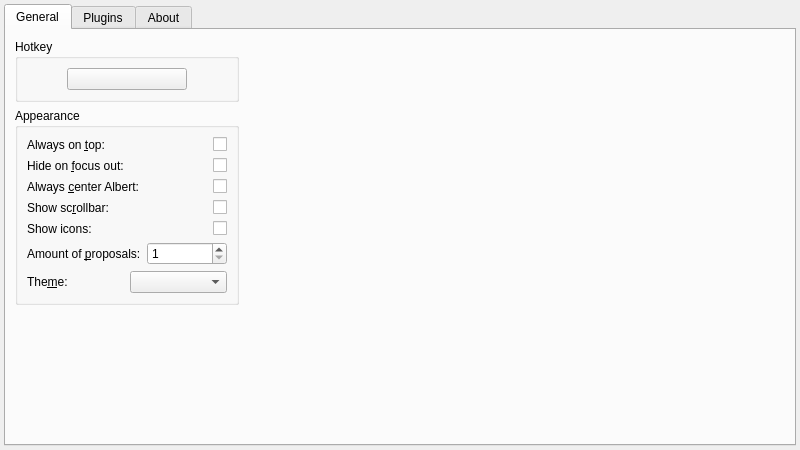
This is src/application/settingswidget/settingswidget.ui in albertlauncher/albert as Qt 5 draws it before an edit. The edited form follows.
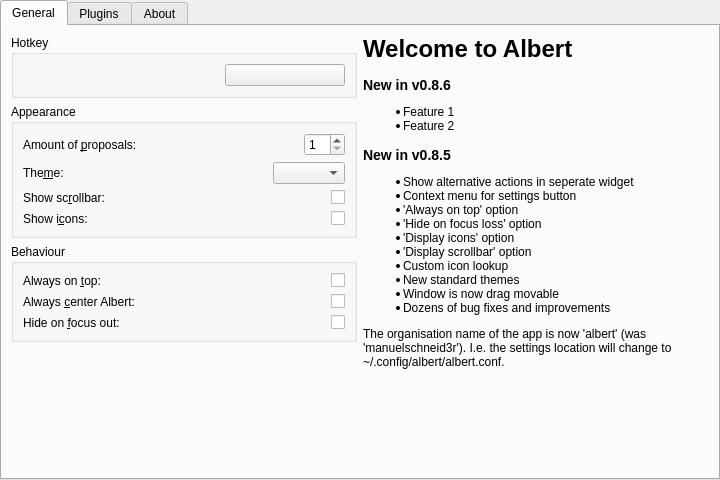
This is the edited form. Icons and pictures are not drawn. Custom widgets are drawn as their Qt base class.

Commit message:
Polish settingswidget:
* Force margin(0) for consistancy
* Use more vertical design
* Ask if sure on restore websearches.

```diff
--- a/src/application/settingswidget/settingswidget.ui
+++ b/src/application/settingswidget/settingswidget.ui
@@ -6,101 +6,78 @@
    <rect>
     <x>0</x>
     <y>0</y>
-    <width>800</width>
-    <height>450</height>
+    <width>720</width>
+    <height>480</height>
    </rect>
   </property>
   <property name="minimumSize">
    <size>
-    <width>800</width>
-    <height>450</height>
+    <width>720</width>
+    <height>400</height>
    </size>
   </property>
   <property name="maximumSize">
    <size>
-    <width>800</width>
-    <height>450</height>
+    <width>1280</width>
+    <height>720</height>
    </size>
   </property>
   <property name="windowTitle">
-   <string>Albert settings</string>
+   <string>Settings</string>
   </property>
   <layout class="QGridLayout" name="gridLayout">
    <property name="leftMargin">
-    <number>4</number>
+    <number>0</number>
    </property>
    <property name="topMargin">
-    <number>4</number>
+    <number>0</number>
    </property>
    <property name="rightMargin">
-    <number>4</number>
+    <number>0</number>
    </property>
    <property name="bottomMargin">
-    <number>4</number>
+    <number>0</number>
    </property>
    <item row="0" column="0">
     <widget class="QTabWidget" name="tabs">
-     <property name="currentIndex">
-      <number>0</number>
-     </property>
      <widget class="QWidget" name="tabGeneral">
       <attribute name="title">
        <string>General</string>
       </attribute>
-      <layout class="QHBoxLayout" name="horizontalLayout" stretch="1,3">
+      <layout class="QHBoxLayout" name="horizontalLayout" stretch="1,1">
        <item>
-        <layout class="QVBoxLayout" name="verticalLayout_3" stretch="0,0,1">
+        <layout class="QVBoxLayout" name="verticalLayout_3">
          <item>
-          <widget class="QGroupBox" name="groupBox_hotkey">
+          <widget class="QGroupBox" name="groupBox_2">
            <property name="title">
             <string>Hotkey</string>
            </property>
-           <layout class="QVBoxLayout" name="verticalLayout_6">
-            <property name="sizeConstraint">
-             <enum>QLayout::SetFixedSize</enum>
-            </property>
+           <layout class="QHBoxLayout" name="horizontalLayout_3">
             <item>
-             <layout class="QHBoxLayout" name="hl_hotkey" stretch="0,0,0">
-              <item>
-               <spacer name="horizontalSpacer">
-                <property name="orientation">
-                 <enum>Qt::Horizontal</enum>
-                </property>
-                <property name="sizeHint" stdset="0">
-                 <size>
-                  <width>40</width>
-                  <height>20</height>
-                 </size>
-                </property>
-               </spacer>
-              </item>
-              <item>
-               <widget class="GrabKeyButton" name="grabKeyButton_hotkey">
-                <property name="minimumSize">
-                 <size>
-                  <width>120</width>
-                  <height>0</height>
-                 </size>
-                </property>
-                <property name="text">
-                 <string/>
-                </property>
-               </widget>
-              </item>
-              <item>
-               <spacer name="horizontalSpacer_2">
-                <property name="orientation">
-                 <enum>Qt::Horizontal</enum>
-                </property>
-                <property name="sizeHint" stdset="0">
-                 <size>
-                  <width>40</width>
-                  <height>20</height>
-                 </size>
-                </property>
-               </spacer>
-              </item>
-             </layout>
+             <spacer name="horizontalSpacer_2">
+              <property name="orientation">
+               <enum>Qt::Horizontal</enum>
+              </property>
+              <property name="sizeHint" stdset="0">
+               <size>
+                <width>40</width>
+                <height>20</height>
+               </size>
+              </property>
+             </spacer>
+            </item>
+            <item>
+             <widget class="GrabKeyButton" name="grabKeyButton_hotkey">
+              <property name="minimumSize">
+               <size>
+                <width>120</width>
+                <height>0</height>
+               </size>
+              </property>
+              <property name="text">
+               <string/>
+              </property>
+             </widget>
             </item>
            </layout>
           </widget>
@@ -111,130 +88,16 @@
             <string>Appearance</string>
            </property>
            <layout class="QVBoxLayout" name="verticalLayout_7">
-            <item>
-             <layout class="QHBoxLayout" name="hl_onTop">
-              <item>
-               <widget class="QLabel" name="label_onTop">
-                <property name="text">
-                 <string>Always on &amp;top:</string>
-                </property>
-                <property name="buddy">
-                 <cstring>checkBox_onTop</cstring>
-                </property>
-               </widget>
-              </item>
-              <item>
-               <widget class="QCheckBox" name="checkBox_onTop">
-                <property name="sizePolicy">
-                 <sizepolicy hsizetype="Fixed" vsizetype="Fixed">
-                  <horstretch>0</horstretch>
-                  <verstretch>0</verstretch>
-                 </sizepolicy>
-                </property>
-               </widget>
-              </item>
-             </layout>
-            </item>
-            <item>
-             <layout class="QHBoxLayout" name="hl_hideOnFocusOut">
-              <item>
-               <widget class="QLabel" name="label_hideOnFocusOut">
-                <property name="text">
-                 <string>Hide on &amp;focus out:</string>
-                </property>
-                <property name="buddy">
-                 <cstring>checkBox_hideOnFocusOut</cstring>
-                </property>
-               </widget>
-              </item>
-              <item>
-               <widget class="QCheckBox" name="checkBox_hideOnFocusOut">
-                <property name="sizePolicy">
-                 <sizepolicy hsizetype="Fixed" vsizetype="Fixed">
-                  <horstretch>0</horstretch>
-                  <verstretch>0</verstretch>
-                 </sizepolicy>
-                </property>
-               </widget>
-              </item>
-             </layout>
-            </item>
-            <item>
-             <layout class="QHBoxLayout" name="hl_center">
-              <item>
-               <widget class="QLabel" name="label_center">
-                <property name="text">
-                 <string>Always &amp;center Albert:</string>
-                </property>
-                <property name="buddy">
-                 <cstring>checkBox_center</cstring>
-                </property>
-               </widget>
-              </item>
-              <item>
-               <widget class="QCheckBox" name="checkBox_center">
-                <property name="sizePolicy">
-                 <sizepolicy hsizetype="Fixed" vsizetype="Fixed">
-                  <horstretch>0</horstretch>
-                  <verstretch>0</verstretch>
-                 </sizepolicy>
-                </property>
-               </widget>
-              </item>
-             </layout>
-            </item>
-            <item>
-             <layout class="QHBoxLayout" name="hl_scrollbar">
-              <item>
-               <widget class="QLabel" name="label_scrollbar">
-                <property name="text">
-                 <string>Show sc&amp;rollbar:</string>
-                </property>
-                <property name="buddy">
-                 <cstring>checkBox_scrollbar</cstring>
-                </property>
-               </widget>
-              </item>
-              <item>
-               <widget class="QCheckBox" name="checkBox_scrollbar">
-                <property name="sizePolicy">
-                 <sizepolicy hsizetype="Fixed" vsizetype="Fixed">
-                  <horstretch>0</horstretch>
-                  <verstretch>0</verstretch>
-                 </sizepolicy>
-                </property>
-               </widget>
-              </item>
-             </layout>
-            </item>
-            <item>
-             <layout class="QHBoxLayout" name="hl_icons">
-              <item>
-               <widget class="QLabel" name="label_icons">
-                <property name="text">
-                 <string>Show icons:</string>
-                </property>
-                <property name="buddy">
-                 <cstring>checkBox_icons</cstring>
-                </property>
-               </widget>
-              </item>
-              <item>
-               <widget class="QCheckBox" name="checkBox_icons">
-                <property name="sizePolicy">
-                 <sizepolicy hsizetype="Fixed" vsizetype="Fixed">
-                  <horstretch>0</horstretch>
-                  <verstretch>0</verstretch>
-                 </sizepolicy>
-                </property>
-               </widget>
-              </item>
-             </layout>
-            </item>
             <item>
              <layout class="QHBoxLayout" name="hl_maxProp">
               <item>
                <widget class="QLabel" name="label_proposals">
+                <property name="sizePolicy">
+                 <sizepolicy hsizetype="Minimum" vsizetype="Preferred">
+                  <horstretch>0</horstretch>
+                  <verstretch>0</verstretch>
+                 </sizepolicy>
+                </property>
                 <property name="text">
                  <string>Amount of &amp;proposals:</string>
                 </property>
@@ -245,6 +108,12 @@
               </item>
               <item>
                <widget class="QSpinBox" name="spinBox_proposals">
+                <property name="sizePolicy">
+                 <sizepolicy hsizetype="Fixed" vsizetype="Fixed">
+                  <horstretch>0</horstretch>
+                  <verstretch>0</verstretch>
+                 </sizepolicy>
+                </property>
                 <property name="suffix">
                  <string/>
                 </property>
@@ -262,6 +131,12 @@
              <layout class="QHBoxLayout" name="hl_style">
               <item>
                <widget class="QLabel" name="label_style">
+                <property name="sizePolicy">
+                 <sizepolicy hsizetype="Minimum" vsizetype="Preferred">
+                  <horstretch>0</horstretch>
+                  <verstretch>0</verstretch>
+                 </sizepolicy>
+                </property>
                 <property name="text">
                  <string>The&amp;me:</string>
                 </property>
@@ -271,15 +146,187 @@
                </widget>
               </item>
               <item>
-               <widget class="QComboBox" name="comboBox_themes"/>
+               <widget class="QComboBox" name="comboBox_themes">
+                <property name="sizePolicy">
+                 <sizepolicy hsizetype="Fixed" vsizetype="Fixed">
+                  <horstretch>0</horstretch>
+                  <verstretch>0</verstretch>
+                 </sizepolicy>
+                </property>
+               </widget>
               </item>
              </layout>
             </item>
+            <item>
+             <layout class="QHBoxLayout" name="hl_scrollbar">
+              <item>
+               <widget class="QLabel" name="label_scrollbar">
+                <property name="sizePolicy">
+                 <sizepolicy hsizetype="Minimum" vsizetype="Preferred">
+                  <horstretch>0</horstretch>
+                  <verstretch>0</verstretch>
+                 </sizepolicy>
+                </property>
+                <property name="text">
+                 <string>Show sc&amp;rollbar:</string>
+                </property>
+                <property name="buddy">
+                 <cstring>checkBox_scrollbar</cstring>
+                </property>
+               </widget>
+              </item>
+              <item>
+               <widget class="QCheckBox" name="checkBox_scrollbar">
+                <property name="sizePolicy">
+                 <sizepolicy hsizetype="Fixed" vsizetype="Fixed">
+                  <horstretch>0</horstretch>
+                  <verstretch>0</verstretch>
+                 </sizepolicy>
+                </property>
+               </widget>
+              </item>
+             </layout>
+            </item>
+            <item>
+             <layout class="QHBoxLayout" name="hl_icons">
+              <item>
+               <widget class="QLabel" name="label_icons">
+                <property name="sizePolicy">
+                 <sizepolicy hsizetype="Minimum" vsizetype="Preferred">
+                  <horstretch>0</horstretch>
+                  <verstretch>0</verstretch>
+                 </sizepolicy>
+                </property>
+                <property name="text">
+                 <string>Show i&amp;cons:</string>
+                </property>
+                <property name="buddy">
+                 <cstring>checkBox_icons</cstring>
+                </property>
+               </widget>
+              </item>
+              <item>
+               <widget class="QCheckBox" name="checkBox_icons">
+                <property name="sizePolicy">
+                 <sizepolicy hsizetype="Fixed" vsizetype="Fixed">
+                  <horstretch>0</horstretch>
+                  <verstretch>0</verstretch>
+                 </sizepolicy>
+                </property>
+               </widget>
+              </item>
+             </layout>
+            </item>
            </layout>
           </widget>
          </item>
          <item>
-          <spacer name="verticalSpacer">
+          <widget class="QGroupBox" name="groupBox_3">
+           <property name="title">
+            <string>Behaviour</string>
+           </property>
+           <layout class="QVBoxLayout" name="verticalLayout_6">
+            <item>
+             <layout class="QHBoxLayout" name="hl_onTop">
+              <item>
+               <widget class="QLabel" name="label_onTop">
+                <property name="sizePolicy">
+                 <sizepolicy hsizetype="Minimum" vsizetype="Preferred">
+                  <horstretch>0</horstretch>
+                  <verstretch>0</verstretch>
+                 </sizepolicy>
+                </property>
+                <property name="text">
+                 <string>Always on &amp;top:</string>
+                </property>
+                <property name="buddy">
+                 <cstring>checkBox_onTop</cstring>
+                </property>
+               </widget>
+              </item>
+              <item>
+               <widget class="QCheckBox" name="checkBox_onTop">
+                <property name="sizePolicy">
+                 <sizepolicy hsizetype="Fixed" vsizetype="Fixed">
+                  <horstretch>0</horstretch>
+                  <verstretch>0</verstretch>
+                 </sizepolicy>
+                </property>
+                <property name="layoutDirection">
+                 <enum>Qt::LeftToRight</enum>
+                </property>
+                <property name="text">
+                 <string/>
+                </property>
+               </widget>
+              </item>
+             </layout>
+            </item>
+            <item>
+             <layout class="QHBoxLayout" name="hl_center">
+              <item>
+               <widget class="QLabel" name="label_center">
+                <property name="sizePolicy">
+                 <sizepolicy hsizetype="Minimum" vsizetype="Preferred">
+                  <horstretch>0</horstretch>
+                  <verstretch>0</verstretch>
+                 </sizepolicy>
+                </property>
+                <property name="text">
+                 <string>Always &amp;center Albert:</string>
+                </property>
+                <property name="buddy">
+                 <cstring>checkBox_center</cstring>
+                </property>
+               </widget>
+              </item>
+              <item>
+               <widget class="QCheckBox" name="checkBox_center">
+                <property name="sizePolicy">
+                 <sizepolicy hsizetype="Fixed" vsizetype="Fixed">
+                  <horstretch>0</horstretch>
+                  <verstretch>0</verstretch>
+                 </sizepolicy>
+                </property>
+               </widget>
+              </item>
+             </layout>
+            </item>
+            <item>
+             <layout class="QHBoxLayout" name="hl_hideOnFocusOut">
+              <item>
+               <widget class="QLabel" name="label_hideOnFocusOut">
+                <property name="sizePolicy">
+                 <sizepolicy hsizetype="Minimum" vsizetype="Preferred">
+                  <horstretch>0</horstretch>
+                  <verstretch>0</verstretch>
+                 </sizepolicy>
+                </property>
+                <property name="text">
+                 <string>Hide on &amp;focus out:</string>
+                </property>
+                <property name="buddy">
+                 <cstring>checkBox_hideOnFocusOut</cstring>
+                </property>
+               </widget>
+              </item>
+              <item>
+               <widget class="QCheckBox" name="checkBox_hideOnFocusOut">
+                <property name="sizePolicy">
+                 <sizepolicy hsizetype="Fixed" vsizetype="Fixed">
+                  <horstretch>0</horstretch>
+                  <verstretch>0</verstretch>
+                 </sizepolicy>
+                </property>
+               </widget>
+              </item>
+             </layout>
+            </item>
+           </layout>
+          </widget>
+         </item>
+         <item>
+          <spacer name="verticalSpacer_2">
            <property name="orientation">
             <enum>Qt::Vertical</enum>
            </property>
@@ -294,27 +341,80 @@
         </layout>
        </item>
        <item>
-        <layout class="QVBoxLayout" name="verticalLayout_4" stretch="0">
+        <layout class="QVBoxLayout" name="verticalLayout_4">
          <item>
-          <widget class="QLabel" name="label_5">
-           <property name="sizePolicy">
-            <sizepolicy hsizetype="Expanding" vsizetype="Preferred">
-             <horstretch>0</horstretch>
-             <verstretch>0</verstretch>
-            </sizepolicy>
+          <widget class="QScrollArea" name="scrollArea">
+           <property name="styleSheet">
+            <string notr="true">background-color:transparent;</string>
            </property>
-           <property name="text">
-            <string/>
+           <property name="frameShape">
+            <enum>QFrame::NoFrame</enum>
            </property>
-           <property name="pixmap">
-            <pixmap resource="../resources.qrc">:/app_icon</pixmap>
-           </property>
-           <property name="scaledContents">
-            <bool>false</bool>
-           </property>
-           <property name="alignment">
-            <set>Qt::AlignCenter</set>
-           </property>
+           <widget class="QWidget" name="scrollAreaWidgetContents">
+            <property name="geometry">
+             <rect>
+              <x>0</x>
+              <y>0</y>
+              <width>344</width>
+              <height>429</height>
+             </rect>
+            </property>
+            <layout class="QVBoxLayout" name="verticalLayout_8">
+             <property name="leftMargin">
+              <number>0</number>
+             </property>
+             <property name="topMargin">
+              <number>0</number>
+             </property>
+             <property name="rightMargin">
+              <number>0</number>
+             </property>
+             <property name="bottomMargin">
+              <number>0</number>
+             </property>
+             <item>
+              <widget class="QLabel" name="label">
+               <property name="text">
+                <string>&lt;html&gt;
+&lt;head/&gt;
+&lt;body&gt;
+&lt;h1&gt;Welcome to Albert&lt;/h1&gt;
+
+&lt;h3&gt;New in v0.8.6&lt;/h3&gt;
+&lt;ul&gt;
+&lt;li&gt;Feature 1&lt;/li&gt;
+&lt;li&gt;Feature 2&lt;/li&gt;
+&lt;/ul&gt;
+
+&lt;h3&gt;New in v0.8.5&lt;/h3&gt;
+&lt;ul&gt;
+&lt;li&gt;Show alternative actions in seperate widget&lt;/li&gt;
+&lt;li&gt;Context menu for settings button&lt;/li&gt;
+&lt;li&gt;'Always on top' option&lt;/li&gt;
+&lt;li&gt;'Hide on focus loss' option&lt;/li&gt;
+&lt;li&gt;'Display icons' option&lt;/li&gt;
+&lt;li&gt;'Display scrollbar' option&lt;/li&gt;
+&lt;li&gt;Custom icon lookup&lt;/li&gt;
+&lt;li&gt;New standard themes&lt;/li&gt;
+&lt;li&gt;Window is now drag movable&lt;/li&gt;
+&lt;li&gt;Dozens of bug fixes and improvements&lt;/li&gt;
+&lt;/ul&gt;
+&lt;p&gt;The organisation name of the app is now 'albert' (was 'manuelschneid3r'). I.e. the settings location will change to ~/.config/albert/albert.conf.&lt;/p&gt;
+
+&lt;body&gt;
+&lt;/html&gt;
+</string>
+               </property>
+               <property name="alignment">
+                <set>Qt::AlignLeading|Qt::AlignLeft|Qt::AlignTop</set>
+               </property>
+               <property name="wordWrap">
+                <bool>true</bool>
+               </property>
+              </widget>
+             </item>
+            </layout>
+           </widget>
           </widget>
          </item>
         </layout>
@@ -396,6 +496,19 @@
        <string>About</string>
       </attribute>
       <layout class="QVBoxLayout" name="verticalLayout_2">
+       <item>
+        <spacer name="verticalSpacer_3">
+         <property name="orientation">
+          <enum>Qt::Vertical</enum>
+         </property>
+         <property name="sizeHint" stdset="0">
+          <size>
+           <width>20</width>
+           <height>40</height>
+          </size>
+         </property>
+        </spacer>
+       </item>
        <item>
         <widget class="QLabel" name="about_icon">
          <property name="pixmap">
@@ -432,6 +545,19 @@
          </property>
         </widget>
        </item>
+       <item>
+        <spacer name="verticalSpacer_4">
+         <property name="orientation">
+          <enum>Qt::Vertical</enum>
+         </property>
+         <property name="sizeHint" stdset="0">
+          <size>
+           <width>20</width>
+           <height>40</height>
+          </size>
+         </property>
+        </spacer>
+       </item>
       </layout>
      </widget>
     </widget>
```
The commit also changes 9 other files.
